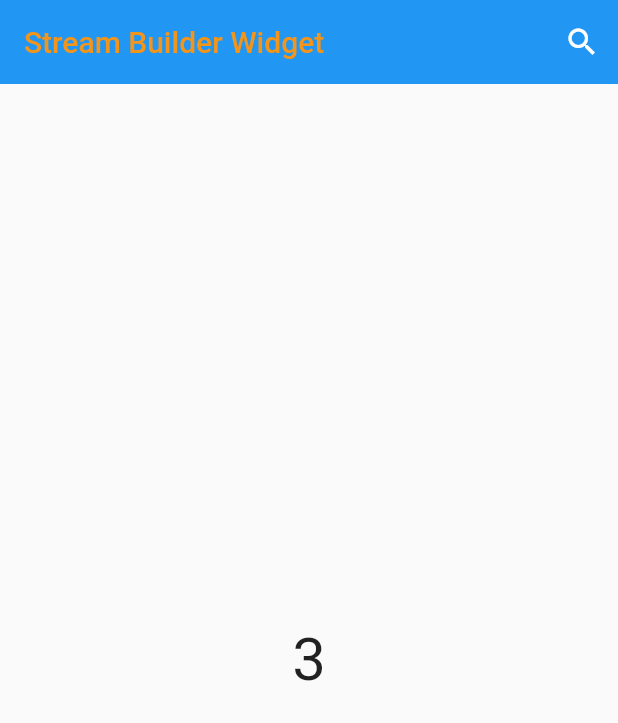
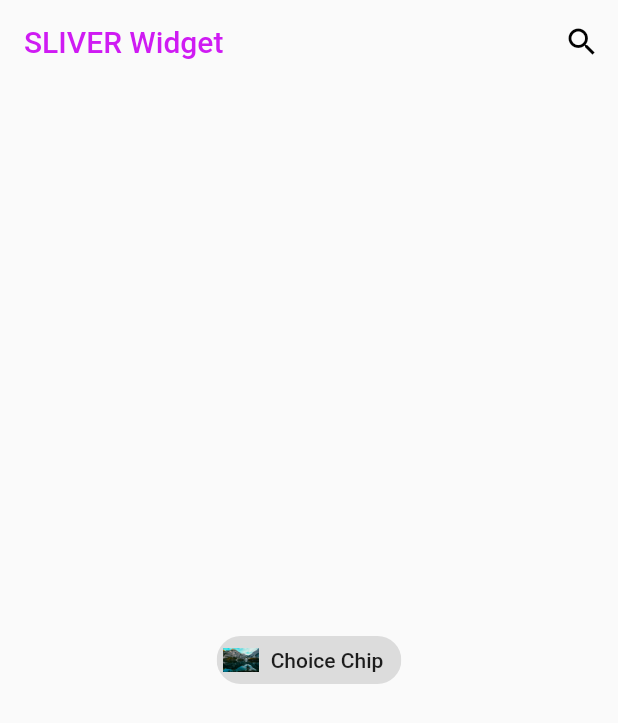
Before and after one commit to Darwin-willware/firstapp, a Flutter app: the screen it shows after launch, on a phone screen of 412 x 824 dp. Shown: the top 723 px of the screen. Run offline on Flutter 3.47's test engine with Material 2 defaults, Android fonts, the phone set to English and light mode, and no system bars; our stand-ins replace chewie, file_picker, image_picker, permission_handler, video_player; missing offline and left inert: appinio_video_player.

Commit message:
choice chip widget

```diff
--- a/lib/flutt_learner/tutor.dart
+++ b/lib/flutt_learner/tutor.dart
@@ -19,43 +19,38 @@ Stream<int> generateStream = (() async*{
 })();
 
 class _learnToBuildState extends State<learnToBuild> {
+  bool _isSelected = false;
   @override
   Widget build(BuildContext context) {
     return Scaffold(
       appBar: AppBar(title:
-      Text("Stream Builder Widget",
+      Text("SLIVER Widget",
       style: TextStyle(
-        color: Color.fromARGB(255, 243, 149, 27)
+        color: Color.fromARGB(255, 207, 27, 243)
         ),
         ),
       elevation: 0.0,
+      backgroundColor: Colors.transparent,
        actions: [
         IconButton(onPressed: (){
           showSearch(context: context,
            delegate: CustomSearchDelegate(),);
         },
-        icon: const Icon(Icons.search),
+        icon: const Icon(Icons.search,color: Colors.black,),
         )
        ],
        ),
        body: Center(
-        child: StreamBuilder(
-          stream: generateStream,
-          initialData: 0,
-          builder: (context,snapshot) {
-            if(snapshot.connectionState == ConnectionState.waiting){
-              return const CircularProgressIndicator.adaptive();
-            }
-            if(snapshot.hasError){
-               return const Text('Error');
-            }
-            else{
-               return Text(
-                snapshot.data.toString(),
-                style: const TextStyle(fontSize: 40),
-               );
-            }
-          }),
+       child: ChoiceChip(
+        avatar: Image.asset('assets/images/fiveimg.jpg'),
+        label: Text("Choice Chip"),
+        selected: _isSelected,
+        onSelected: (newBoolValue){
+          setState(() {
+            _isSelected = newBoolValue;
+          });
+        },
+        ),
        ),
     );
   }
```
